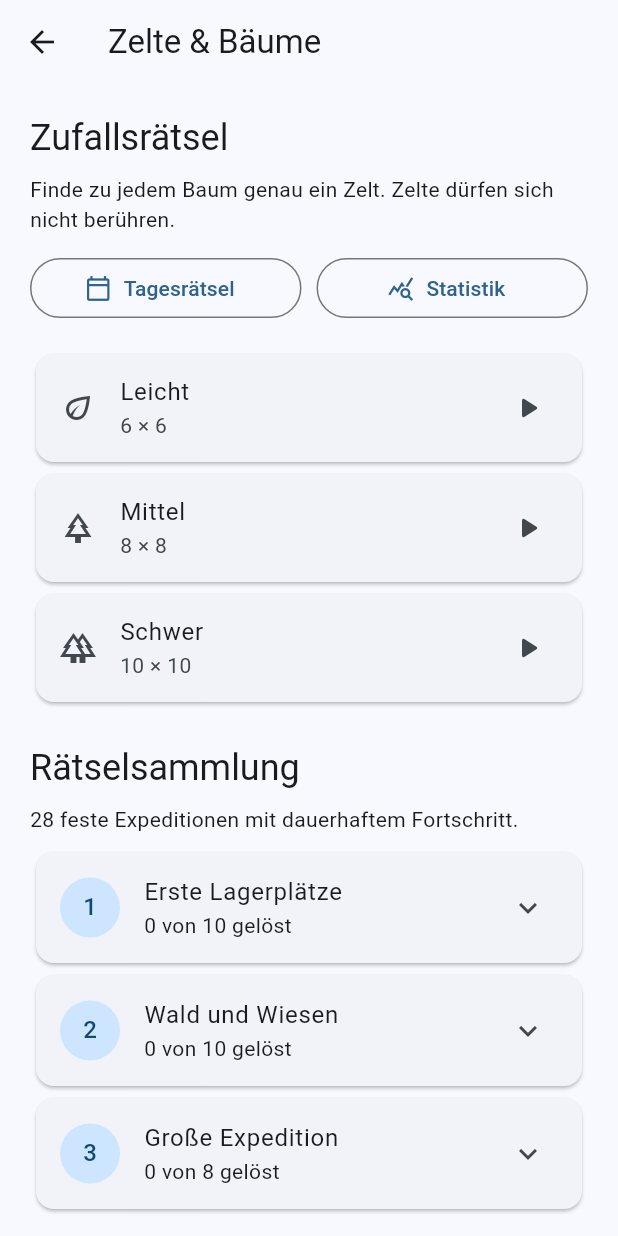
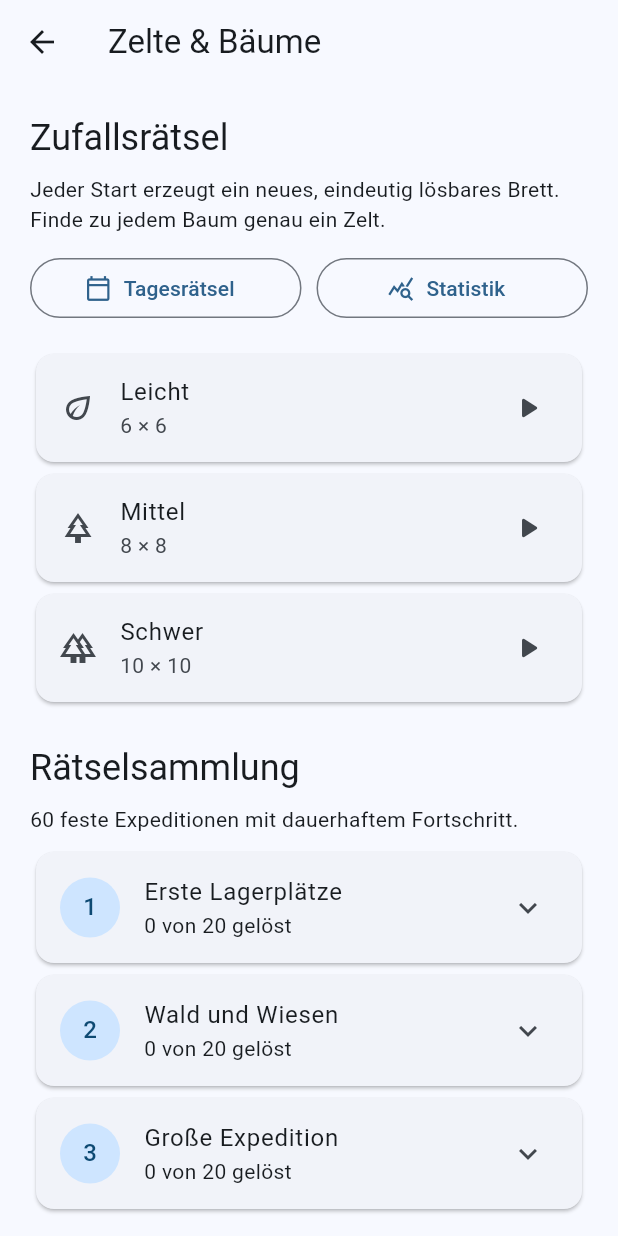
Before and after one commit to heinrichheinrichson-bit/PROJECT_LOGIC, a Flutter app: the TentsHubScreen screen opened directly, on a phone screen of 412 x 824 dp. Run offline on Flutter 3.47's test engine with Material 3 defaults, Android fonts, the phone set to English and light mode, and no system bars; our stand-ins replace shared_preferences; accounts and stored records are empty.

Commit message:
Expand and verify Tents game modes

```diff
--- a/lib/features/tents/domain/tents_catalog.dart
+++ b/lib/features/tents/domain/tents_catalog.dart
@@ -10,24 +10,34 @@ const tentsChapterTitles = {
 
 final List<TentsPuzzle> tentsPuzzleCatalog = [
   for (final difficulty in PuzzleDifficulty.values)
-    for (var index = 0;
-        index < (difficulty == PuzzleDifficulty.hard ? 8 : 10);
-        index++)
+    for (var index = 0; index < 20; index++)
       const TentsGenerator().generate(
         seed: 23000 + difficulty.index * 100 + index,
         difficulty: difficulty,
         id: 'tents-${difficulty.name}-${index + 1}',
-        title: switch (index) {
-          0 => 'Am Waldrand',
-          1 => 'Freie Wiese',
-          2 => 'Zwischen den B\u00e4umen',
-          3 => 'Kleine Lichtung',
-          4 => 'Ruhiger Morgen',
-          5 => 'Schmale Pfade',
-          6 => 'Verteilte Lager',
-          7 => 'Tiefe Spuren',
-          8 => 'Weiter Weg',
-          _ => 'Kapitelabschluss',
-        },
+        title: _tentsPuzzleTitles[index],
       ),
 ];
+
+const _tentsPuzzleTitles = <String>[
+  'Am Waldrand',
+  'Freie Wiese',
+  'Zwischen den B\u00e4umen',
+  'Kleine Lichtung',
+  'Ruhiger Morgen',
+  'Schmale Pfade',
+  'Verteilte Lager',
+  'Tiefe Spuren',
+  'Weiter Weg',
+  'Erstes Etappenziel',
+  'Versteckte Lichtung',
+  'Unter hohen Kronen',
+  'Am stillen Bach',
+  'Dichter Wald',
+  'Lange Wanderung',
+  'Unruhiges Gel\u00e4nde',
+  'Viele Abzweigungen',
+  'Abgelegener Platz',
+  'Letzte Wegmarken',
+  'Expedition vollendet',
+];
--- a/lib/tents_game.dart
+++ b/lib/tents_game.dart
@@ -220,7 +220,7 @@ class _TentsHubScreenState extends State<TentsHubScreen> {
               style: Theme.of(context).textTheme.headlineSmall),
           const SizedBox(height: 8),
           const Text(
-              'Finde zu jedem Baum genau ein Zelt. Zelte d\u00fcrfen sich nicht ber\u00fchren.'),
+              'Jeder Start erzeugt ein neues, eindeutig l\u00f6sbares Brett. Finde zu jedem Baum genau ein Zelt.'),
           const SizedBox(height: 12),
           Row(children: [
             Expanded(
@@ -269,7 +269,8 @@ class _TentsHubScreenState extends State<TentsHubScreen> {
           Text('R\u00e4tselsammlung',
               style: Theme.of(context).textTheme.headlineSmall),
           const SizedBox(height: 8),
-          const Text('28 feste Expeditionen mit dauerhaftem Fortschritt.'),
+          Text(
+              '${tentsPuzzleCatalog.length} feste Expeditionen mit dauerhaftem Fortschritt.'),
           const SizedBox(height: 8),
           for (final difficulty in PuzzleDifficulty.values)
             Card(
```
Also changed, not shown: 3 other files.
